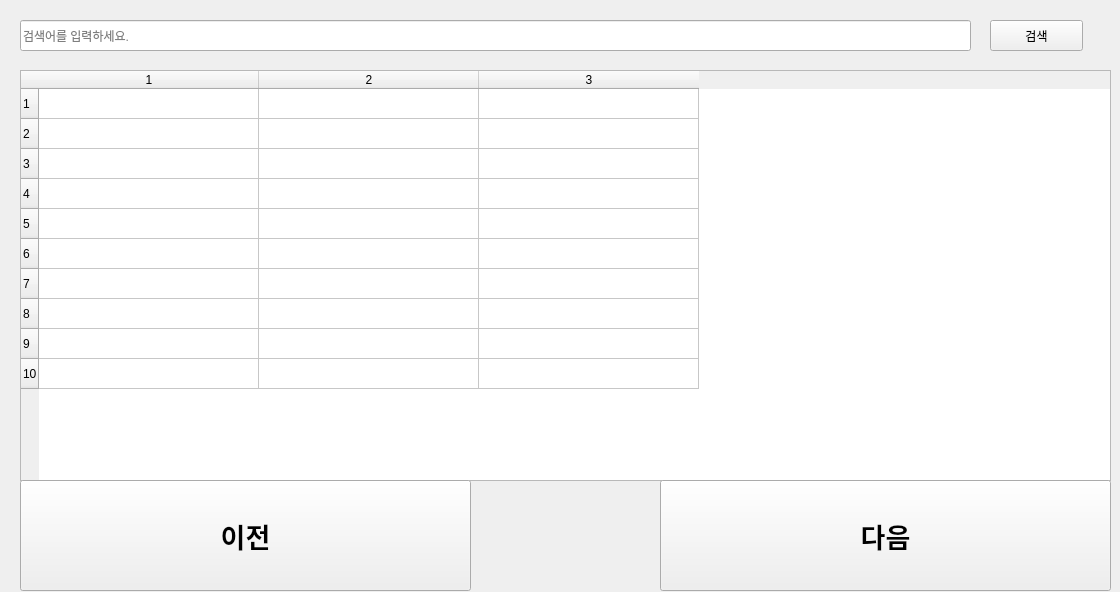
Qt form NSC/ui/news.ui (wkghd1223/graduate) before a commit.
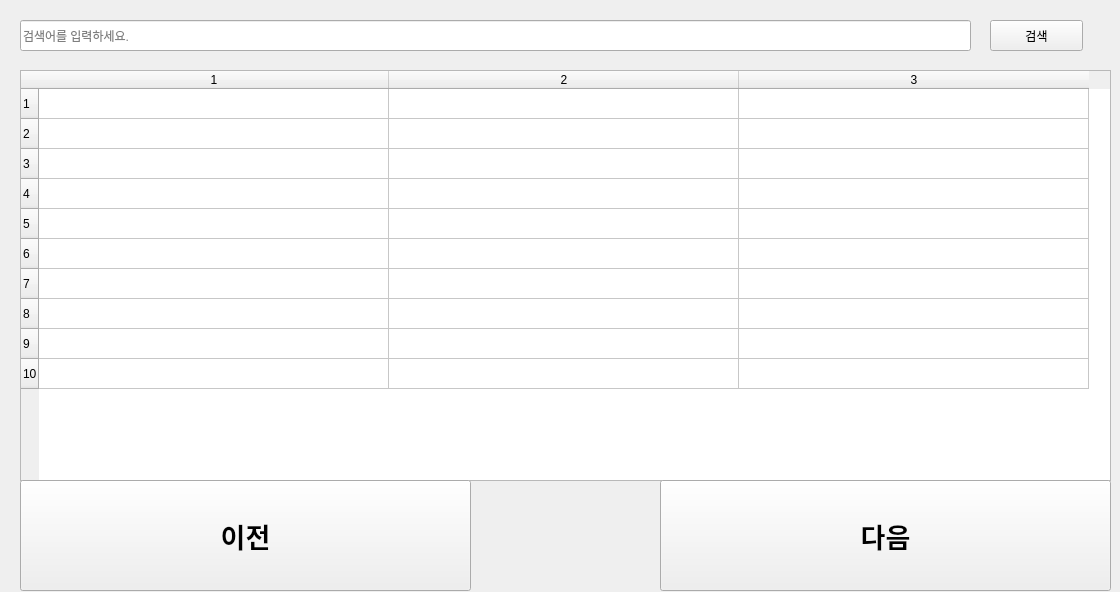
The same form after that commit.

```diff
--- a/NSC/ui/news.ui
+++ b/NSC/ui/news.ui
@@ -61,7 +61,7 @@
     <number>3</number>
    </property>
    <attribute name="horizontalHeaderDefaultSectionSize">
-    <number>220</number>
+    <number>350</number>
    </attribute>
    <row/>
    <row/>
```
